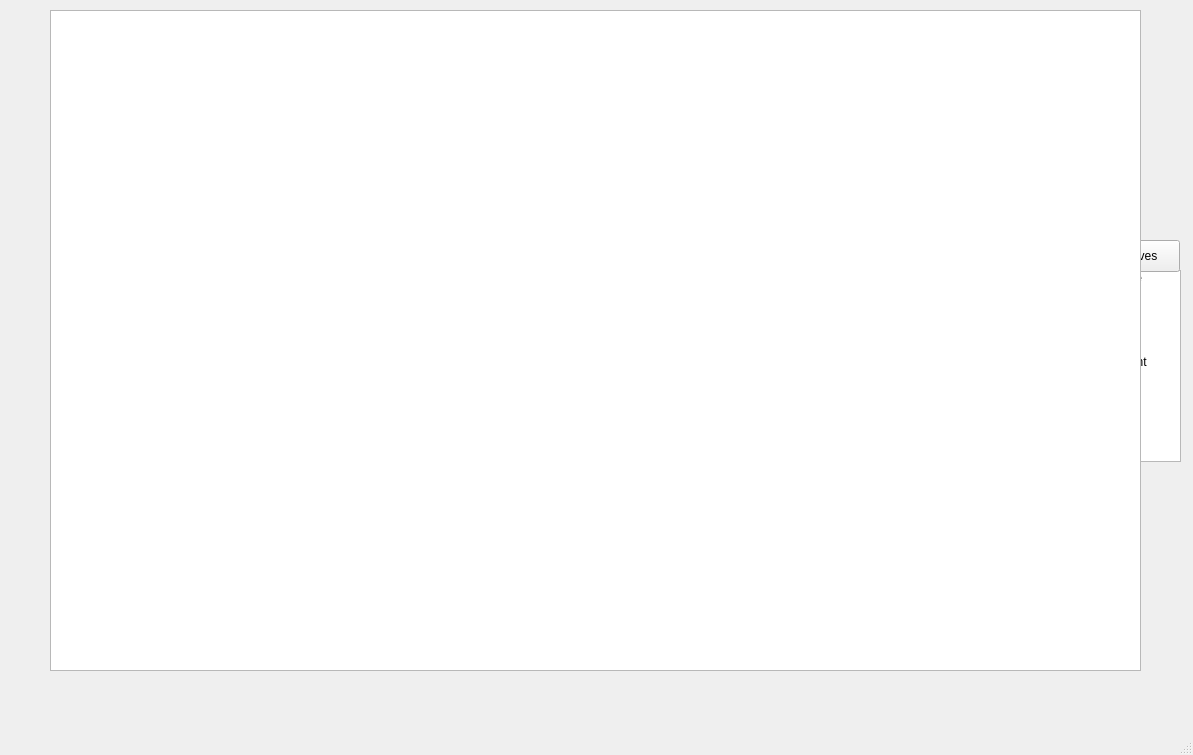
Qt form mainwindow.ui (SashaRybalkina/EducationalApp3505) before a commit.
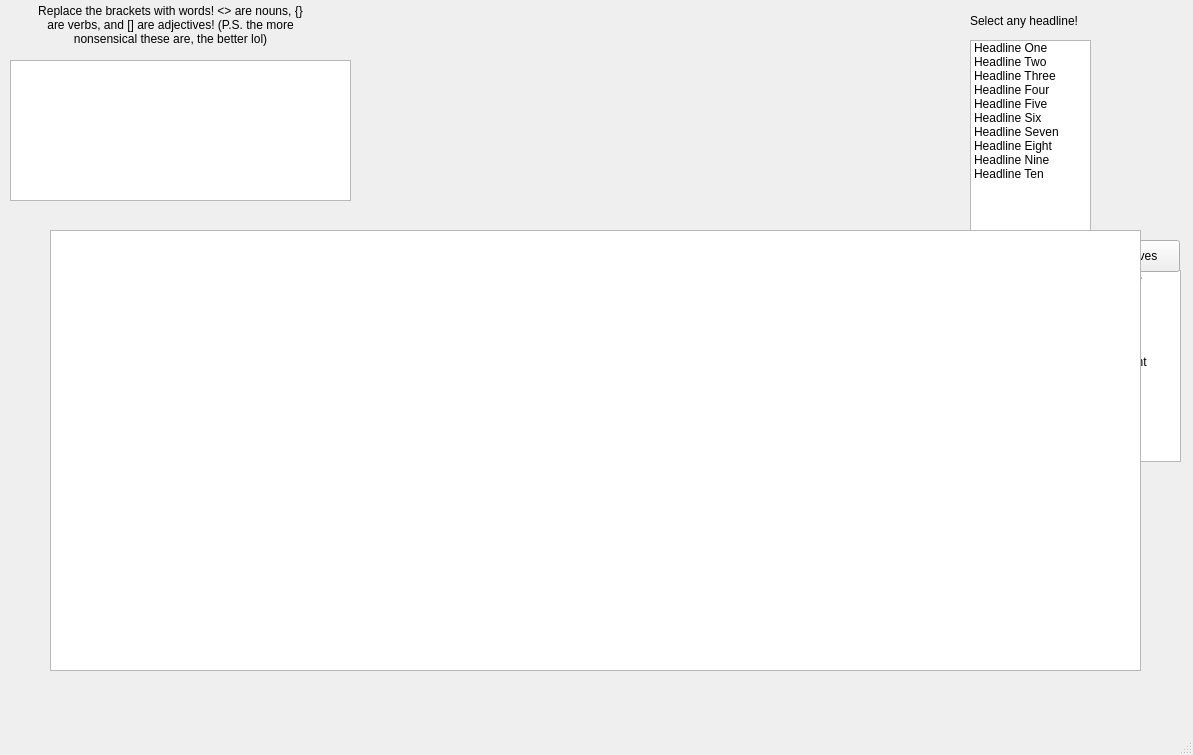
The same form after that commit.

The edit to the form file:
```diff
--- a/mainwindow.ui
+++ b/mainwindow.ui
@@ -309,10 +309,10 @@
    <widget class="QTextBrowser" name="headlineTextBox">
     <property name="geometry">
      <rect>
-      <x>610</x>
-      <y>90</y>
+      <x>10</x>
+      <y>60</y>
       <width>341</width>
-      <height>151</height>
+      <height>141</height>
      </rect>
     </property>
     <property name="html">
@@ -329,8 +329,8 @@
    <widget class="QLabel" name="explanationLabel">
     <property name="geometry">
      <rect>
-      <x>630</x>
-      <y>30</y>
+      <x>30</x>
+      <y>0</y>
       <width>281</width>
       <height>51</height>
      </rect>
@@ -357,9 +357,9 @@
     <property name="geometry">
      <rect>
       <x>50</x>
-      <y>10</y>
+      <y>230</y>
       <width>1091</width>
-      <height>661</height>
+      <height>441</height>
      </rect>
     </property>
     <property name="html">
```
Left out of the diff: 2 changed lines with no effect on the pictures.
